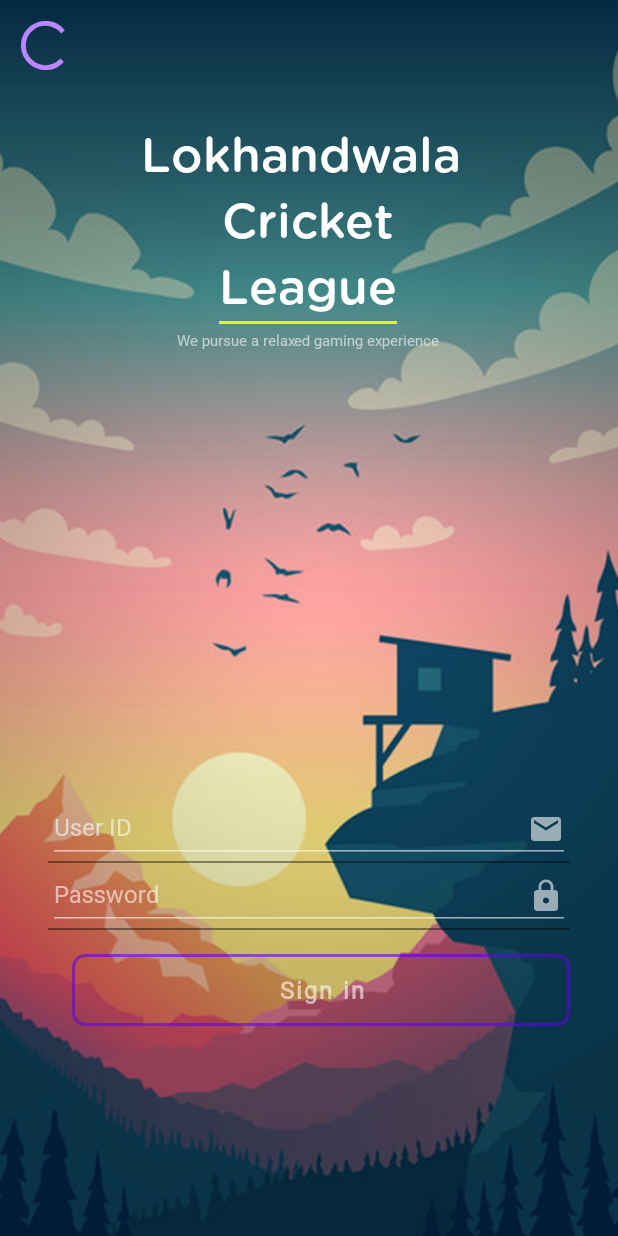
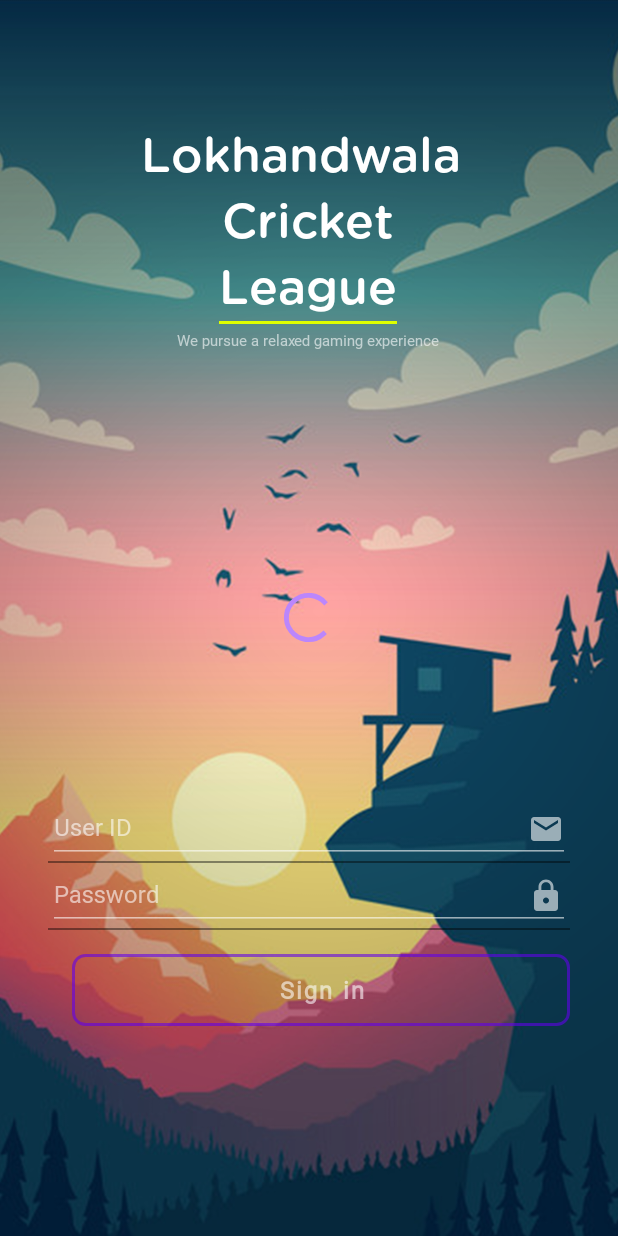
Before and after one commit to dipmalatelang/lclproject, an Android app: the layout activity_login.xml on its own in the app's theme, with its tools: preview values and no code run, on a phone screen of 412 x 824 dp. Run offline under Robolectric (Android 15) with nearby library versions, the phone set to English and light mode, and no system bars.

Commit message:
XML changes

```diff
--- a/app/src/main/res/layout/activity_login.xml
+++ b/app/src/main/res/layout/activity_login.xml
@@ -183,10 +183,9 @@
 
         <androidx.core.widget.ContentLoadingProgressBar
             android:id="@+id/pb_login"
-            app:layout_constraintBottom_toBottomOf="parent"
-            app:layout_constraintEnd_toEndOf="parent"
-            app:layout_constraintStart_toStartOf="parent"
-            app:layout_constraintTop_toTopOf="parent"
+            android:foregroundGravity="center"
+            android:layout_centerHorizontal="true"
+            android:layout_centerVertical="true"
             style="@style/progressBarStyle"
             />
     </RelativeLayout>
```
